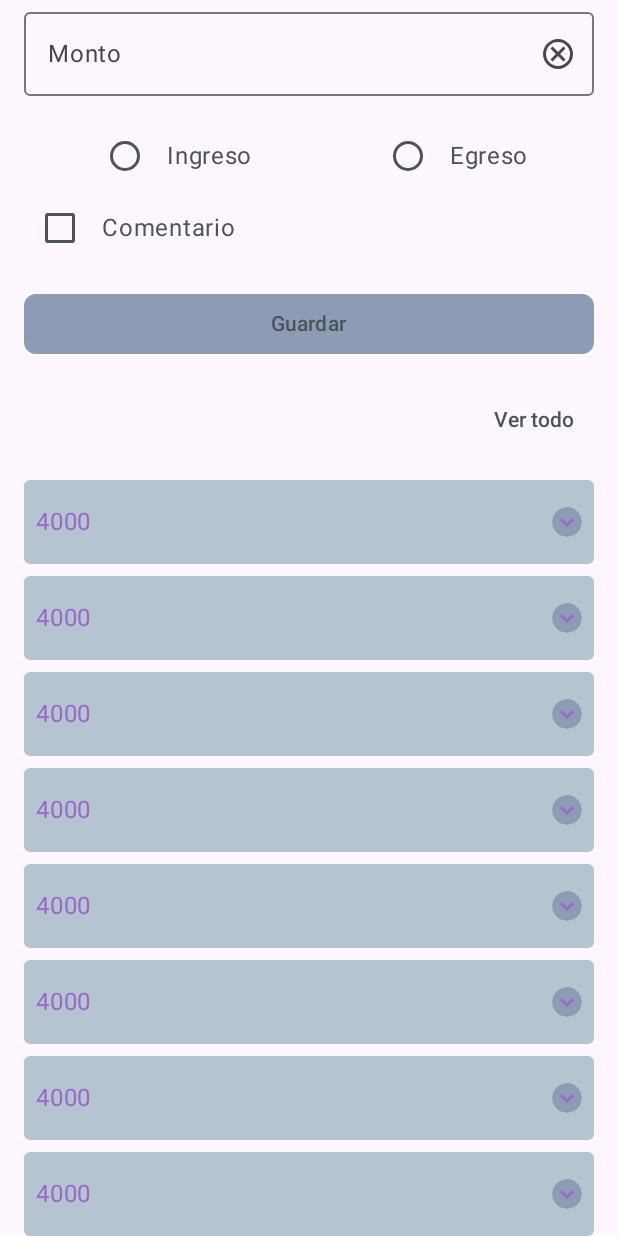
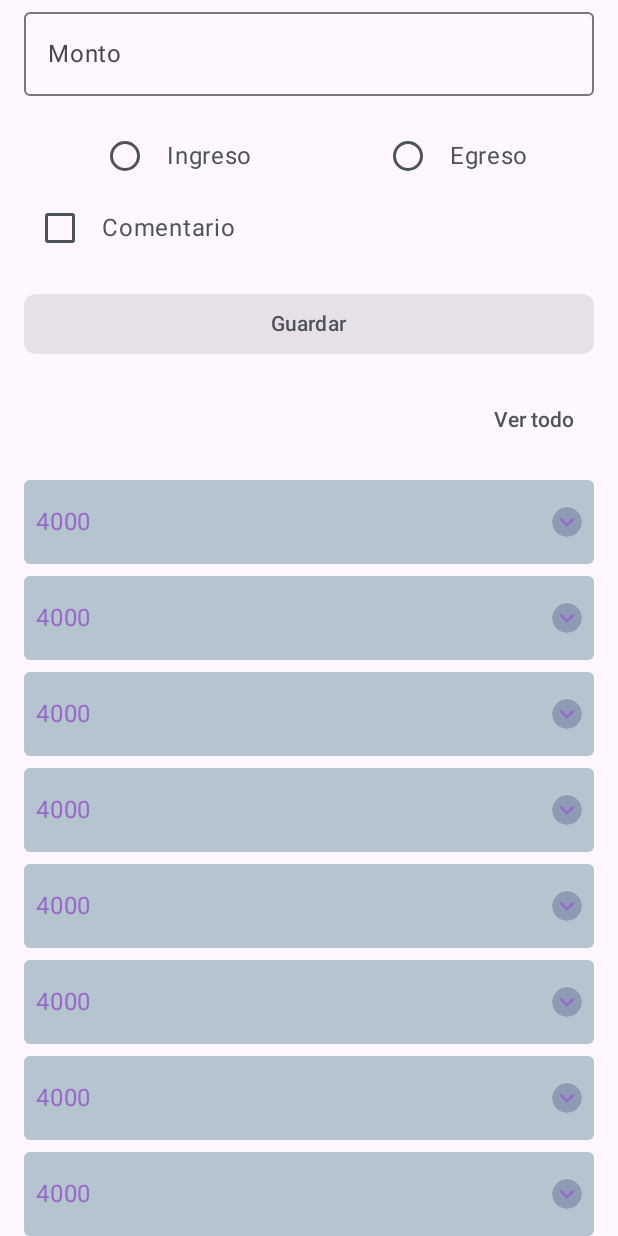
Before and after one commit to jquinterom/baco, an Android app built with Jetpack Compose: the screen it shows after launch (MainActivity), on a phone screen of 412 x 824 dp. Run offline under Robolectric (Android 15) with nearby library versions, the phone set to English and light mode, and no system bars; our stand-ins replace Dagger/Hilt's generated code.

Commit message:
fix: validation input value

```diff
--- a/app/src/main/java/co/baco/baco/ui/screens/components/Input.kt
+++ b/app/src/main/java/co/baco/baco/ui/screens/components/Input.kt
@@ -20,7 +20,7 @@ import co.baco.baco.R
 import co.baco.baco.ui.theme.BacoTheme
 
 @Composable
-fun Input(modifier: Modifier = Modifier) {
+fun Input(modifier: Modifier = Modifier, submitEnabled: (Boolean) -> Unit) {
     var amount by rememberSaveable {
         mutableStateOf("")
     }
@@ -30,17 +30,23 @@ fun Input(modifier: Modifier = Modifier) {
         onValueChange = { newAmount ->
             if (newAmount.all { it.isDigit() }) {
                 amount = newAmount
+                submitEnabled(newAmount.isNotEmpty())
             }
         },
         modifier = modifier.fillMaxWidth(),
+        trailingIcon = {
+            if (amount.isNotEmpty()) {
+                Icon(
+                    modifier = Modifier.clickable {
+                        amount = ""
+                        submitEnabled(false)
+                    },
+                    painter = painterResource(id = R.drawable.cancel),
+                    contentDescription = "Cancel"
+                )
+            }
+        },
         label = { Text("Monto") },
-        trailingIcon = {
-            Icon(
-                modifier = Modifier.clickable { amount = "" },
-                painter = painterResource(id = R.drawable.cancel),
-                contentDescription = null
-            )
-        },
         placeholder = { Text("$2.000") },
         keyboardOptions = KeyboardOptions(keyboardType = KeyboardType.Number),
     )
@@ -50,15 +56,15 @@ fun Input(modifier: Modifier = Modifier) {
 @Composable
 fun InputPrevDark() {
     BacoTheme {
-        Input()
+        Input(submitEnabled = {})
     }
 }
 
 
-@Preview()
+@Preview
 @Composable
 fun InputPrevLight() {
     BacoTheme {
-        Input()
+        Input(submitEnabled = {})
     }
 }
--- a/app/src/main/java/co/baco/baco/ui/screens/components/SubmitButton.kt
+++ b/app/src/main/java/co/baco/baco/ui/screens/components/SubmitButton.kt
@@ -14,13 +14,14 @@ import androidx.compose.ui.unit.dp
 import co.baco.baco.ui.theme.BacoTheme
 
 @Composable
-fun SubmitButton() {
+fun SubmitButton(enabled: Boolean = false) {
     Button(
         modifier = Modifier.fillMaxWidth(),
         onClick = { /*TODO*/ },
         shape = RoundedCornerShape(8.dp),
         colors = ButtonDefaults.buttonColors(
-            containerColor = MaterialTheme.colorScheme.secondary)
+            containerColor = MaterialTheme.colorScheme.secondary),
+        enabled = enabled
     ) {
         Text(text = "Guardar", color = MaterialTheme.colorScheme.tertiary)
     }
--- a/app/src/main/java/co/baco/baco/ui/screens/homeScreen/HomeScreen.kt
+++ b/app/src/main/java/co/baco/baco/ui/screens/homeScreen/HomeScreen.kt
@@ -11,6 +11,10 @@ import androidx.compose.material3.MaterialTheme
 import androidx.compose.material3.Text
 import androidx.compose.material3.TextButton
 import androidx.compose.runtime.Composable
+import androidx.compose.runtime.getValue
+import androidx.compose.runtime.mutableStateOf
+import androidx.compose.runtime.saveable.rememberSaveable
+import androidx.compose.runtime.setValue
 import androidx.compose.ui.Alignment
 import androidx.compose.ui.Modifier
 import androidx.compose.ui.tooling.preview.Preview
@@ -23,15 +27,19 @@ import co.baco.baco.ui.theme.BacoTheme
 
 @Composable
 fun HomeScreen(modifier: Modifier = Modifier, onNavigateToItemListScreen: () -> Unit) {
+    var submitEnabled by rememberSaveable {
+        mutableStateOf(false)
+    }
+
     Column(
         modifier = modifier
             .padding(horizontal = 16.dp)
             .fillMaxSize(),
         verticalArrangement = Arrangement.spacedBy(16.dp)
     ) {
-        Input()
+        Input(submitEnabled = { submitEnabled = it })
         DepositOrExpense()
-        SubmitButton()
+        SubmitButton(enabled = submitEnabled)
         SeeAll(onNavigateToItemListScreen)
         RegisterList()
     }
@@ -58,7 +66,6 @@ private fun HomeScreenPrevDark() {
 }
 
 
-
 @Preview(showBackground = true)
 @Composable
 private fun HomeScreenPrevLight() {
```
